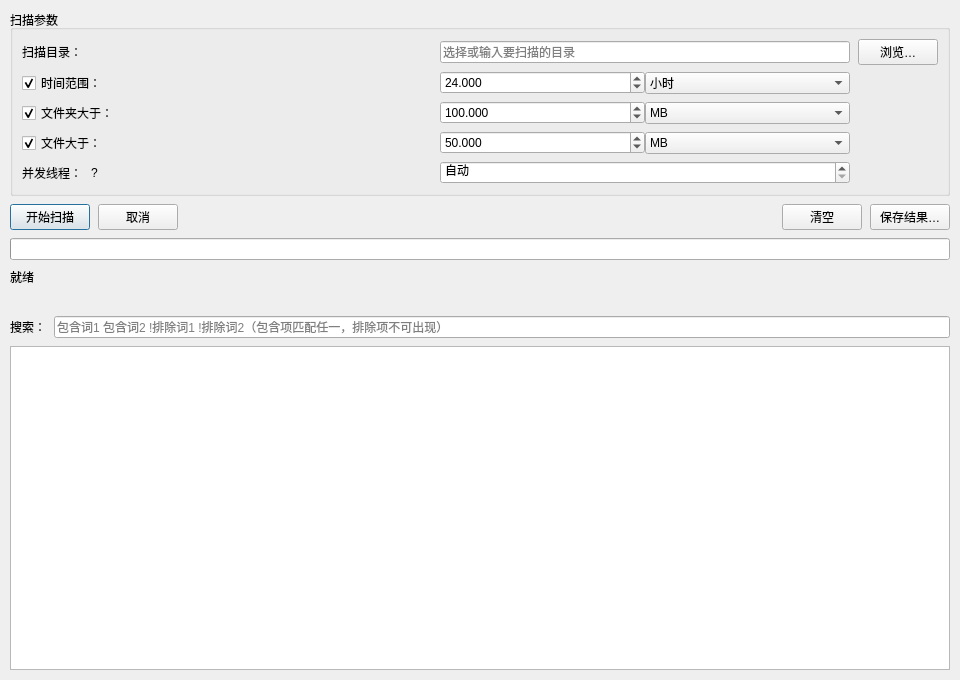
First picture: the form in mainwindow.ui, repository LTJJer/DiskScanner, before the edit.
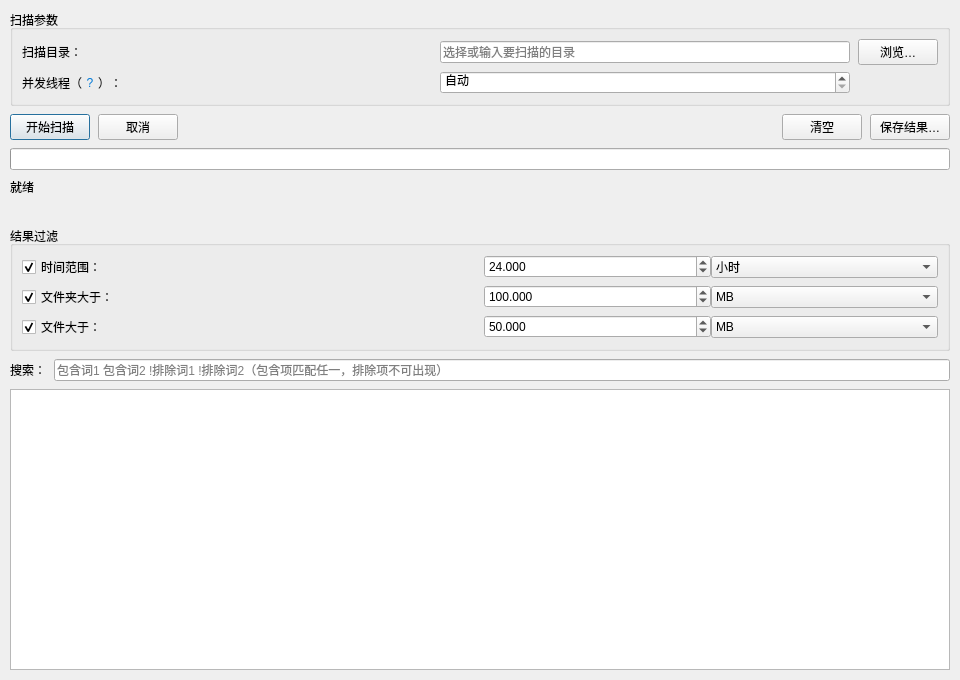
Second picture: the form after the edit. Icons and pictures are not drawn.

What changed in the file:
```diff
--- a/mainwindow.ui
+++ b/mainwindow.ui
@@ -67,242 +67,14 @@
        </widget>
       </item>
       <item row="1" column="0">
-       <widget class="QCheckBox" name="hoursCheck">
-        <property name="toolTip">
-         <string>勾选后按下方时间范围过滤；取消勾选则不限时间（列出所有项目）</string>
-        </property>
-        <property name="text">
-         <string>时间范围：</string>
-        </property>
-        <property name="checked">
-         <bool>true</bool>
-        </property>
-       </widget>
-      </item>
-      <item row="1" column="1">
-       <layout class="QHBoxLayout" name="hoursLayout">
-        <item>
-         <widget class="QDoubleSpinBox" name="hoursSpin">
-          <property name="toolTip">
-           <string>列出在最近该时间范围内修改过或创建的项目</string>
-          </property>
-          <property name="decimals">
-           <number>3</number>
-          </property>
-          <property name="maximum">
-           <double>1125899906842624.000000000000000</double>
-          </property>
-          <property name="singleStep">
-           <double>1.000000000000000</double>
-          </property>
-          <property name="value">
-           <double>24.000000000000000</double>
-          </property>
-         </widget>
-        </item>
-        <item>
-         <widget class="QComboBox" name="hoursUnit">
-          <property name="toolTip">
-           <string>时间单位</string>
-          </property>
-          <property name="currentIndex">
-           <number>1</number>
-          </property>
-          <item>
-           <property name="text">
-            <string>分钟</string>
-           </property>
-          </item>
-          <item>
-           <property name="text">
-            <string>小时</string>
-           </property>
-          </item>
-          <item>
-           <property name="text">
-            <string>天</string>
-           </property>
-          </item>
-          <item>
-           <property name="text">
-            <string>周</string>
-           </property>
-          </item>
-          <item>
-           <property name="text">
-            <string>月</string>
-           </property>
-          </item>
-          <item>
-           <property name="text">
-            <string>年</string>
-           </property>
-          </item>
-         </widget>
-        </item>
-       </layout>
-      </item>
-      <item row="2" column="0">
-       <widget class="QCheckBox" name="folderSizeCheck">
-        <property name="toolTip">
-         <string>勾选后按下方阈值过滤文件夹；取消勾选则列出所有非空文件夹</string>
-        </property>
-        <property name="text">
-         <string>文件夹大于：</string>
-        </property>
-        <property name="checked">
-         <bool>true</bool>
-        </property>
-       </widget>
-      </item>
-      <item row="2" column="1">
-       <layout class="QHBoxLayout" name="folderSizeLayout">
-        <item>
-         <widget class="QDoubleSpinBox" name="folderMbSpin">
-          <property name="toolTip">
-           <string>文件夹总大小超过该值才会被列出</string>
-          </property>
-          <property name="decimals">
-           <number>3</number>
-          </property>
-          <property name="maximum">
-           <double>1125899906842624.000000000000000</double>
-          </property>
-          <property name="singleStep">
-           <double>10.000000000000000</double>
-          </property>
-          <property name="value">
-           <double>100.000000000000000</double>
-          </property>
-         </widget>
-        </item>
-        <item>
-         <widget class="QComboBox" name="folderSizeUnit">
-          <property name="toolTip">
-           <string>大小单位</string>
-          </property>
-          <property name="currentIndex">
-           <number>2</number>
-          </property>
-          <item>
-           <property name="text">
-            <string>B</string>
-           </property>
-          </item>
-          <item>
-           <property name="text">
-            <string>KB</string>
-           </property>
-          </item>
-          <item>
-           <property name="text">
-            <string>MB</string>
-           </property>
-          </item>
-          <item>
-           <property name="text">
-            <string>GB</string>
-           </property>
-          </item>
-          <item>
-           <property name="text">
-            <string>TB</string>
-           </property>
-          </item>
-          <item>
-           <property name="text">
-            <string>PB</string>
-           </property>
-          </item>
-         </widget>
-        </item>
-       </layout>
-      </item>
-      <item row="3" column="0">
-       <widget class="QCheckBox" name="fileSizeCheck">
-        <property name="toolTip">
-         <string>勾选后按下方阈值过滤文件；取消勾选则列出所有文件（全盘扫描）</string>
-        </property>
-        <property name="text">
-         <string>文件大于：</string>
-        </property>
-        <property name="checked">
-         <bool>true</bool>
-        </property>
-       </widget>
-      </item>
-      <item row="3" column="1">
-       <layout class="QHBoxLayout" name="fileSizeLayout">
-        <item>
-         <widget class="QDoubleSpinBox" name="fileMbSpin">
-          <property name="toolTip">
-           <string>文件大小超过该值才会被列出</string>
-          </property>
-          <property name="decimals">
-           <number>3</number>
-          </property>
-          <property name="maximum">
-           <double>1125899906842624.000000000000000</double>
-          </property>
-          <property name="singleStep">
-           <double>10.000000000000000</double>
-          </property>
-          <property name="value">
-           <double>50.000000000000000</double>
-          </property>
-         </widget>
-        </item>
-        <item>
-         <widget class="QComboBox" name="fileSizeUnit">
-          <property name="toolTip">
-           <string>大小单位</string>
-          </property>
-          <property name="currentIndex">
-           <number>2</number>
-          </property>
-          <item>
-           <property name="text">
-            <string>B</string>
-           </property>
-          </item>
-          <item>
-           <property name="text">
-            <string>KB</string>
-           </property>
-          </item>
-          <item>
-           <property name="text">
-            <string>MB</string>
-           </property>
-          </item>
-          <item>
-           <property name="text">
-            <string>GB</string>
-           </property>
-          </item>
-          <item>
-           <property name="text">
-            <string>TB</string>
-           </property>
-          </item>
-          <item>
-           <property name="text">
-            <string>PB</string>
-           </property>
-          </item>
-         </widget>
-        </item>
-       </layout>
-      </item>
-      <item row="4" column="0">
        <layout class="QHBoxLayout" name="threadsLabelLayout">
         <property name="spacing">
-         <number>2</number>
+         <number>0</number>
         </property>
         <item>
          <widget class="QLabel" name="labelThreads">
           <property name="text">
-           <string>并发线程：</string>
+           <string>并发线程（</string>
           </property>
          </widget>
         </item>
@@ -311,6 +83,9 @@
           <property name="toolTip">
            <string>点击查看并发线程的使用说明</string>
           </property>
+          <property name="styleSheet">
+           <string notr="true">QToolButton { color: #0078D7; border: none; padding: 0; }</string>
+          </property>
           <property name="text">
            <string>?</string>
           </property>
@@ -322,6 +97,13 @@
           </property>
          </widget>
         </item>
+        <item>
+         <widget class="QLabel" name="labelThreadsSuffix">
+          <property name="text">
+           <string>）：</string>
+          </property>
+         </widget>
+        </item>
         <item>
          <spacer name="threadsLabelSpacer">
           <property name="orientation">
@@ -337,7 +119,7 @@
         </item>
        </layout>
       </item>
-      <item row="4" column="1">
+      <item row="1" column="1">
        <widget class="QSpinBox" name="threadSpin">
         <property name="toolTip">
          <string>1~32，设为 0 则由程序根据磁盘类型自动决定（SSD: 8~16，HDD: 2~4）</string>
@@ -428,6 +210,249 @@
      </property>
     </widget>
    </item>
+   <item>
+    <widget class="QGroupBox" name="filterBox">
+     <property name="title">
+      <string>结果过滤</string>
+     </property>
+     <layout class="QGridLayout" name="filterGrid">
+      <property name="horizontalSpacing">
+       <number>8</number>
+      </property>
+      <property name="verticalSpacing">
+       <number>6</number>
+      </property>
+      <item row="0" column="0">
+       <widget class="QCheckBox" name="hoursCheck">
+        <property name="toolTip">
+         <string>勾选后按下方时间范围过滤；取消勾选则不限时间（列出所有项目）</string>
+        </property>
+        <property name="text">
+         <string>时间范围：</string>
+        </property>
+        <property name="checked">
+         <bool>true</bool>
+        </property>
+       </widget>
+      </item>
+      <item row="0" column="1">
+       <layout class="QHBoxLayout" name="hoursLayout">
+        <item>
+         <widget class="QDoubleSpinBox" name="hoursSpin">
+          <property name="toolTip">
+           <string>列出在最近该时间范围内修改过或创建的项目</string>
+          </property>
+          <property name="decimals">
+           <number>3</number>
+          </property>
+          <property name="maximum">
+           <double>1125899906842624.000000000000000</double>
+          </property>
+          <property name="singleStep">
+           <double>1.000000000000000</double>
+          </property>
+          <property name="value">
+           <double>24.000000000000000</double>
+          </property>
+         </widget>
+        </item>
+        <item>
+         <widget class="QComboBox" name="hoursUnit">
+          <property name="toolTip">
+           <string>时间单位</string>
+          </property>
+          <property name="currentIndex">
+           <number>1</number>
+          </property>
+          <item>
+           <property name="text">
+            <string>分钟</string>
+           </property>
+          </item>
+          <item>
+           <property name="text">
+            <string>小时</string>
+           </property>
+          </item>
+          <item>
+           <property name="text">
+            <string>天</string>
+           </property>
+          </item>
+          <item>
+           <property name="text">
+            <string>周</string>
+           </property>
+          </item>
+          <item>
+           <property name="text">
+            <string>月</string>
+           </property>
+          </item>
+          <item>
+           <property name="text">
+            <string>年</string>
+           </property>
+          </item>
+         </widget>
+        </item>
+       </layout>
+      </item>
+      <item row="1" column="0">
+       <widget class="QCheckBox" name="folderSizeCheck">
+        <property name="toolTip">
+         <string>勾选后按下方阈值过滤文件夹；取消勾选则列出所有非空文件夹</string>
+        </property>
+        <property name="text">
+         <string>文件夹大于：</string>
+        </property>
+        <property name="checked">
+         <bool>true</bool>
+        </property>
+       </widget>
+      </item>
+      <item row="1" column="1">
+       <layout class="QHBoxLayout" name="folderSizeLayout">
+        <item>
+         <widget class="QDoubleSpinBox" name="folderMbSpin">
+          <property name="toolTip">
+           <string>文件夹总大小超过该值才会被列出</string>
+          </property>
+          <property name="decimals">
+           <number>3</number>
+          </property>
+          <property name="maximum">
+           <double>1125899906842624.000000000000000</double>
+          </property>
+          <property name="singleStep">
+           <double>10.000000000000000</double>
+          </property>
+          <property name="value">
+           <double>100.000000000000000</double>
+          </property>
+         </widget>
+        </item>
+        <item>
+         <widget class="QComboBox" name="folderSizeUnit">
+          <property name="toolTip">
+           <string>大小单位</string>
+          </property>
+          <property name="currentIndex">
+           <number>2</number>
+          </property>
+          <item>
+           <property name="text">
+            <string>B</string>
+           </property>
+          </item>
+          <item>
+           <property name="text">
+            <string>KB</string>
+           </property>
+          </item>
+          <item>
+           <property name="text">
+            <string>MB</string>
+           </property>
+          </item>
+          <item>
+           <property name="text">
+            <string>GB</string>
+           </property>
+          </item>
+          <item>
+           <property name="text">
+            <string>TB</string>
+           </property>
+          </item>
+          <item>
+           <property name="text">
+            <string>PB</string>
+           </property>
+          </item>
+         </widget>
+        </item>
+       </layout>
+      </item>
+      <item row="2" column="0">
+       <widget class="QCheckBox" name="fileSizeCheck">
+        <property name="toolTip">
+         <string>勾选后按下方阈值过滤文件；取消勾选则列出所有文件（全盘扫描）</string>
+        </property>
+        <property name="text">
+         <string>文件大于：</string>
+        </property>
+        <property name="checked">
+         <bool>true</bool>
+        </property>
+       </widget>
+      </item>
+      <item row="2" column="1">
+       <layout class="QHBoxLayout" name="fileSizeLayout">
+        <item>
+         <widget class="QDoubleSpinBox" name="fileMbSpin">
+          <property name="toolTip">
+           <string>文件大小超过该值才会被列出</string>
+          </property>
+          <property name="decimals">
+           <number>3</number>
+          </property>
+          <property name="maximum">
+           <double>1125899906842624.000000000000000</double>
+          </property>
+          <property name="singleStep">
+           <double>10.000000000000000</double>
+          </property>
+          <property name="value">
+           <double>50.000000000000000</double>
+          </property>
+         </widget>
+        </item>
+        <item>
+         <widget class="QComboBox" name="fileSizeUnit">
+          <property name="toolTip">
+           <string>大小单位</string>
+          </property>
+          <property name="currentIndex">
+           <number>2</number>
+          </property>
+          <item>
+           <property name="text">
+            <string>B</string>
+           </property>
+          </item>
+          <item>
+           <property name="text">
+            <string>KB</string>
+           </property>
+          </item>
+          <item>
+           <property name="text">
+            <string>MB</string>
+           </property>
+          </item>
+          <item>
+           <property name="text">
+            <string>GB</string>
+           </property>
+          </item>
+          <item>
+           <property name="text">
+            <string>TB</string>
+           </property>
+          </item>
+          <item>
+           <property name="text">
+            <string>PB</string>
+           </property>
+          </item>
+         </widget>
+        </item>
+       </layout>
+      </item>
+     </layout>
+    </widget>
+   </item>
    <item>
     <layout class="QHBoxLayout" name="searchLayout">
      <item>
```
